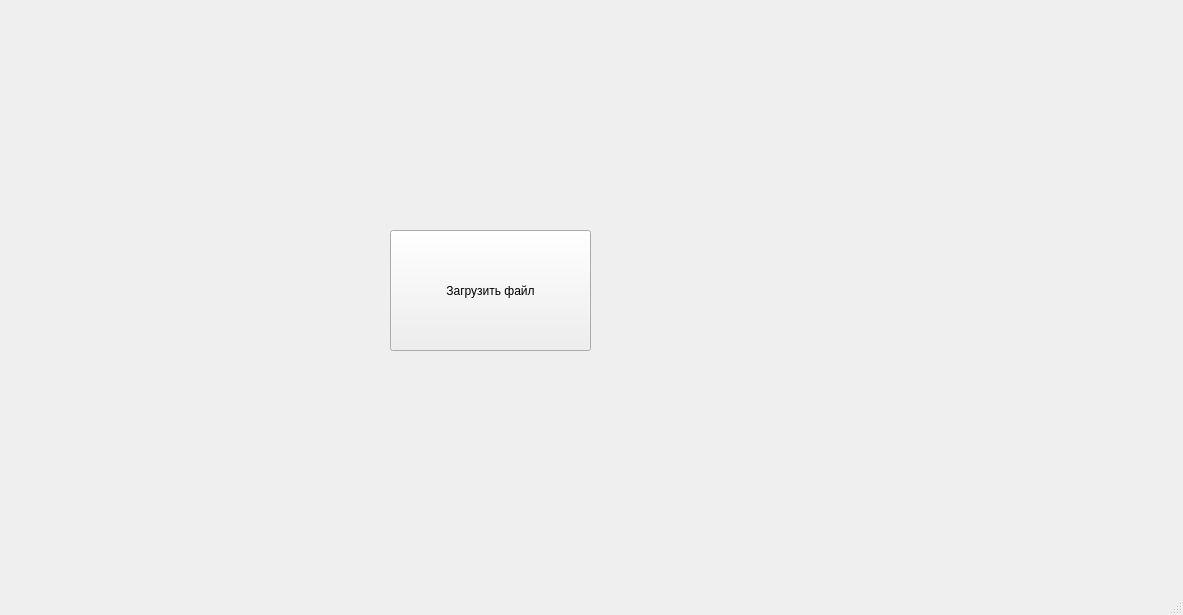
First picture: the form in mainwindow.ui, repository nothingiswrong/Ships, before the edit.
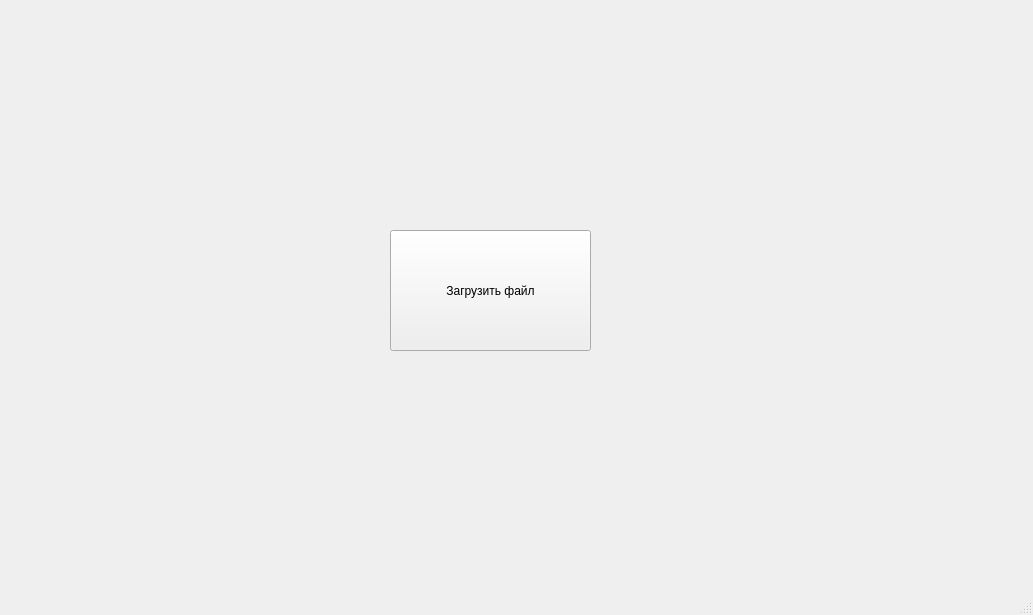
Second picture: the form after the edit.

Commit message: changed window size

What changed in the file:
```diff
--- a/mainwindow.ui
+++ b/mainwindow.ui
@@ -6,7 +6,7 @@
    <rect>
     <x>0</x>
     <y>0</y>
-    <width>1183</width>
+    <width>1033</width>
     <height>615</height>
    </rect>
   </property>
```
Left out of the diff: 2 changed lines with no effect on the pictures.
